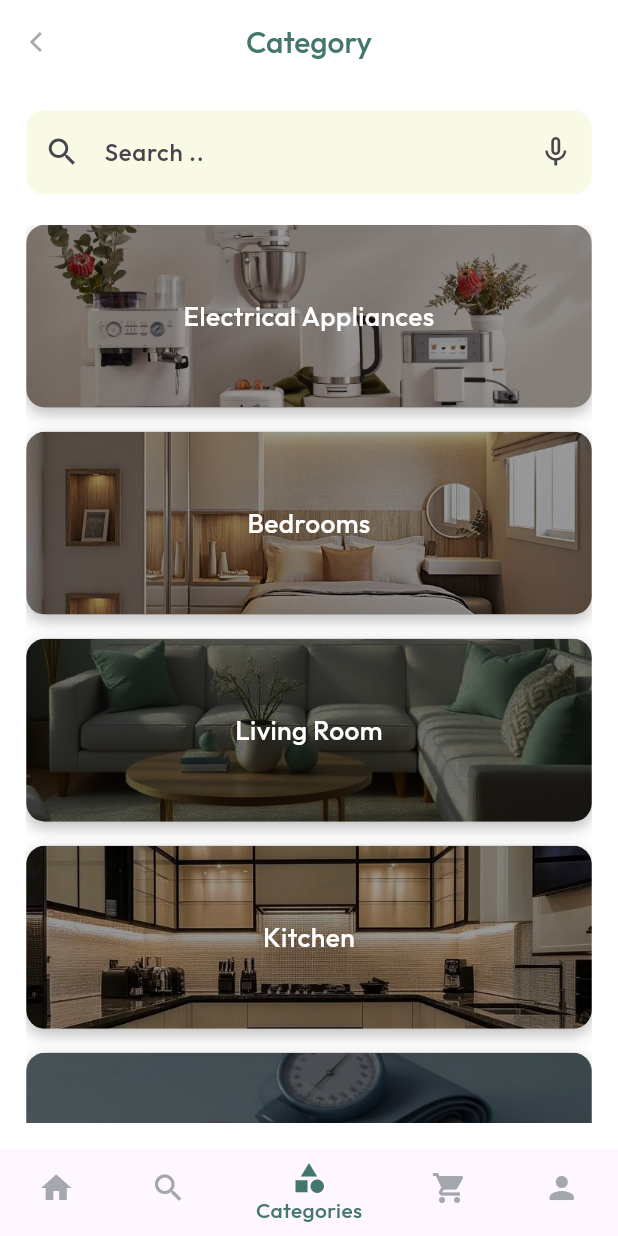
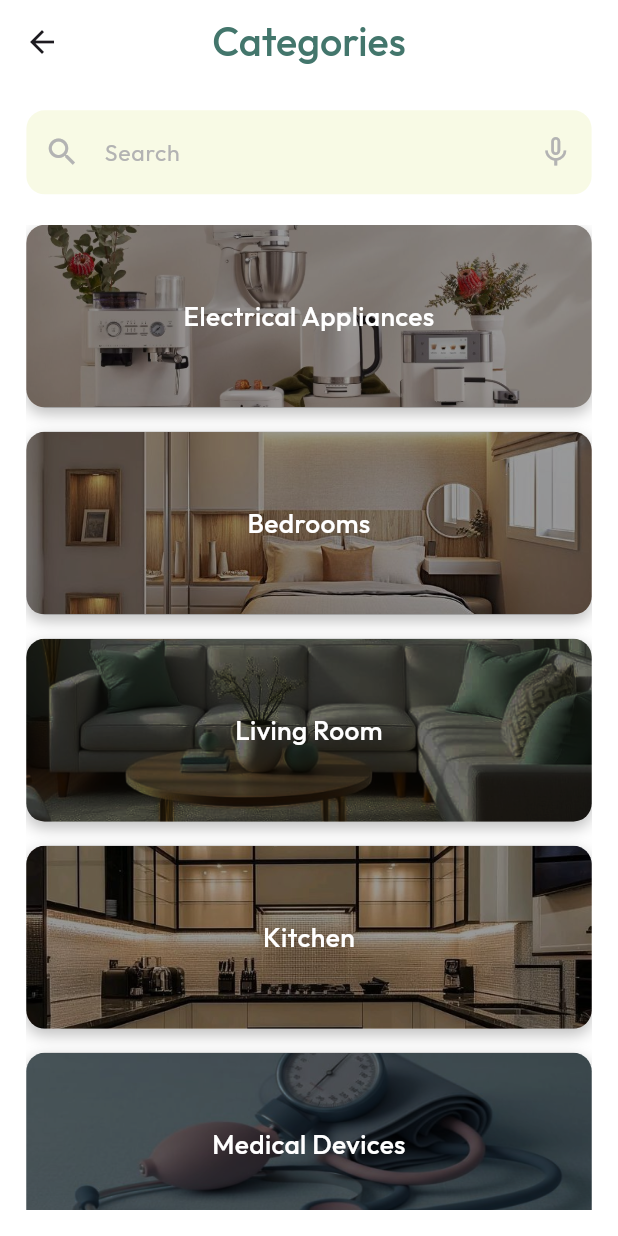
Before and after one commit to manarghareeb/Homesta, a Flutter app: the CategoriesScreen screen opened directly, on a phone screen of 412 x 824 dp. Run offline on Flutter 3.47's test engine with Material 3 defaults, Android fonts, the phone set to English and light mode, and no system bars; our stand-ins replace flutter_screenutil, flutter_svg, font_awesome_flutter, go_router, smooth_page_indicator, speech_to_text.

Commit message:
edit in categories screen and completed category details ui

```diff
--- a/lib/core/routing/app_router.dart
+++ b/lib/core/routing/app_router.dart
@@ -5,12 +5,13 @@ import 'package:homesta/features/account/presentation/views/my_order_screen.dart
 import 'package:homesta/features/authentication/presentation/views/forget_password_screen.dart';
 import 'package:homesta/features/authentication/presentation/views/login_screen.dart';
 import 'package:homesta/features/authentication/presentation/views/signup_screen.dart';
+import 'package:homesta/features/categories/presentation/views/category_section_screen.dart';
 import 'package:homesta/features/home/presentation/views/home.dart';
 import 'package:homesta/features/home/presentation/views/product_details_screen.dart';
+import 'package:homesta/features/onboarding/presentation/views/onboarding_screen.dart';
 
 import '../../features/account/presentation/views/account_screen.dart';
 import '../../features/cart/presentation/views/cart_screen.dart';
-import '../../features/categories/presentation/views/categories_screen.dart';
 import '../../features/search/presentation/views/search_screen.dart';
 
 abstract class AppRouter {
@@ -26,12 +27,13 @@ abstract class AppRouter {
   static final searchScreen = '/SearchScreen()';
   static final cartScreen = '/CartScreen()';
   static final accountScreen = '/AccountScreen()';
+  //static final categorySectionScreen = '/categorySectionScreen';
+  static const String categorySectionScreen = '/categorySection/:title';
 
 
   static final route = GoRouter(
     routes: [
-      GoRoute(path: '/', builder: (context, state) => CategoriesScreen()),
-     // GoRoute(path: '/', builder: (context, state) => HomeView()),
+      GoRoute(path: '/', builder: (context, state) => OnboardingScreen()),
       GoRoute(
         path: loginScreen,
         builder: (context, state) => const LoginScreen(),
@@ -76,6 +78,17 @@ abstract class AppRouter {
         path: accountScreen,
         builder: (context, state) => const AccountScreen(),
       ),
+      /*GoRoute(
+        path: categorySectionScreen,
+        builder: (context, state) => const CategorySectionScreen(title: '',),
+      ),*/
+      GoRoute(
+      path: '/categorySection/:title',
+      builder: (context, state) {
+        final title = state.pathParameters['title']!;
+        return CategorySectionScreen(title: title);
+      },
+    ),
     ],
   );
 }
--- a/lib/features/authentication/presentation/views/login_screen.dart
+++ b/lib/features/authentication/presentation/views/login_screen.dart
@@ -100,7 +100,7 @@ class _LoginScreenState extends State<LoginScreen> {
                     buttonText: 'Log in',
                     onPressed: () {
                       if (formKey.currentState!.validate()) {
-                        GoRouter.of(context).push(AppRouter.signUpScreen);
+                        GoRouter.of(context).push(AppRouter.homeScreen);
                       }
                     },
                   ),
--- a/lib/features/categories/presentation/views/categories_screen.dart
+++ b/lib/features/categories/presentation/views/categories_screen.dart
@@ -1,9 +1,8 @@
 import 'package:flutter/material.dart';
 import 'package:flutter_screenutil/flutter_screenutil.dart';
 import 'package:homesta/core/theming/colors.dart';
-import 'package:homesta/core/widgets/custom_app_bar_widget.dart';
+import 'package:homesta/core/theming/styles.dart';
 import 'package:homesta/features/categories/presentation/widgets/category_item.dart';
-import '../widgets/custom_bottom_nav_bar.dart';
 import 'package:speech_to_text/speech_to_text.dart' as stt;
 
 class CategoriesScreen extends StatefulWidget {
@@ -90,24 +89,33 @@ class _CategoriesScreenState extends State<CategoriesScreen> {
   @override
   Widget build(BuildContext context) {
     return Scaffold(
-      appBar: const CustomAppBarWidget(
-        text: 'Category',
+      appBar: AppBar(
+        title: Text('Categories', style: TextStyles.font24ButtonColorW500),
+        centerTitle: true,
         backgroundColor: Colors.white,
-        textColor: ColorManager.buttonColor,
+        surfaceTintColor: Colors.white,
       ),
       backgroundColor: Colors.white,
       body: Padding(
         padding: EdgeInsets.all(16.w),
         child: Column(
           children: [
-            // 🔍 شريط البحث مع ميكروفون
             TextField(
               controller: _searchController,
               decoration: InputDecoration(
-                hintText: 'Search ..',
-                prefixIcon: const Icon(Icons.search),
+                hintText: 'Search',
+                hintStyle: TextStyles.font14MainColorW400.copyWith(
+                  color: ColorManager.iconTextFieldColor,
+                ),
+                prefixIcon: Icon(
+                  Icons.search,
+                  color: ColorManager.iconTextFieldColor,
+                ),
                 suffixIcon: IconButton(
-                  icon: Icon(_isListening ? Icons.mic : Icons.mic_none),
+                  icon: Icon(
+                    _isListening ? Icons.mic : Icons.mic_none,
+                    color: ColorManager.iconTextFieldColor,
+                  ),
                   onPressed: _listen,
                 ),
                 filled: true,
@@ -119,8 +127,6 @@ class _CategoriesScreenState extends State<CategoriesScreen> {
               ),
             ),
             SizedBox(height: 20.h),
-
-            // 📜 قائمة الفئات المفلترة
             Expanded(
               child: ListView.builder(
                 itemCount: _filteredCategories.length,
@@ -136,7 +142,6 @@ class _CategoriesScreenState extends State<CategoriesScreen> {
           ],
         ),
       ),
-      bottomNavigationBar: const CustomBottomNavBar(currentIndex: 2),
     );
   }
 }
--- a/lib/features/categories/presentation/widgets/category_Item.dart
+++ b/lib/features/categories/presentation/widgets/category_Item.dart
@@ -1,17 +1,13 @@
 import 'package:flutter/material.dart';
 import 'package:flutter_screenutil/flutter_screenutil.dart';
+import 'package:go_router/go_router.dart';
 import 'package:homesta/core/theming/styles.dart';
-import 'package:homesta/features/home/presentation/views/product_details_screen.dart';
 
 class CategoryItem extends StatefulWidget {
   final String title;
   final String imagePath;
 
-  const CategoryItem({
-    super.key,
-    required this.title,
-    required this.imagePath,
-  });
+  const CategoryItem({super.key, required this.title, required this.imagePath});
 
   @override
   State<CategoryItem> createState() => _CategoryItemState();
@@ -28,10 +24,8 @@ class _CategoryItemState extends State<CategoryItem> {
       },
       onTapUp: (_) {
         setState(() => _isPressed = false);
-        Navigator.push(
-          context,
-          MaterialPageRoute(builder: (_) => const ProductDetailsScreen()),
-        );
+        //GoRouter.of(context).push(AppRouter.categorySectionScreen);
+        GoRouter.of(context).push('/categorySection/${widget.title}');
       },
       onTapCancel: () {
         setState(() => _isPressed = false);
@@ -56,26 +50,20 @@ class _CategoryItemState extends State<CategoryItem> {
           child: Stack(
             fit: StackFit.expand,
             children: [
-              // الصورة الخلفية
               ClipRRect(
                 borderRadius: BorderRadius.circular(12.r),
-                child: Image.asset(
-                  widget.imagePath,
-                  fit: BoxFit.cover,
-                ),
+                child: Image.asset(widget.imagePath, fit: BoxFit.cover),
               ),
               Container(
                 decoration: BoxDecoration(
                   borderRadius: BorderRadius.circular(12.r),
-                  color: Colors.black.withOpacity(0.4), // transparency
+                  color: Colors.black.withOpacity(0.4),
                 ),
               ),
-              // النص في الوسط
               Center(
                 child: Container(
                   padding: EdgeInsets.symmetric(horizontal: 8.w, vertical: 4.h),
-                  decoration: BoxDecoration(
-                  ),
+                  decoration: BoxDecoration(),
                   child: Text(
                     widget.title,
                     style: TextStyles.font16WhiteW500,
--- a/pubspec.yaml
+++ b/pubspec.yaml
@@ -29,7 +29,7 @@ environment:
 # versions available, run `flutter pub outdated`.
 dependencies:
   cupertino_icons: ^1.0.8
-  speech_to_text: ^6.3.0
+  speech_to_text: ^7.0.0
   flutter:
     sdk: flutter
   flutter_screenutil: ^5.9.3
```
Also changed, not shown: lib/features/categories/presentation/views/category_section_screen.dart (added, +136 -0 lines), pubspec.lock, 3 other files.
